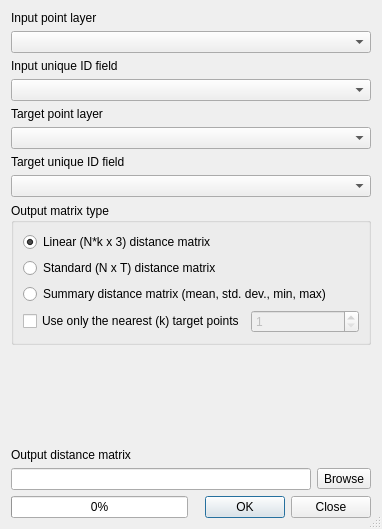
Above: python/plugins/fTools/tools/frmPointDistance.ui from qgis/QGIS before the change. Below: the same form after it.
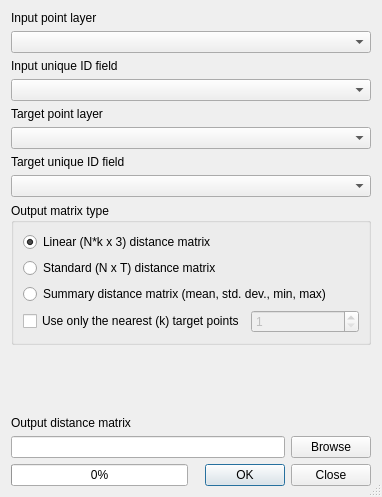
That is the form after the change.

Commit message: [ftools] homogenizes UI: changes browse button from QToolButton to QPushButton

```diff
--- a/python/plugins/fTools/tools/frmPointDistance.ui
+++ b/python/plugins/fTools/tools/frmPointDistance.ui
@@ -4,12 +4,12 @@
   <property name="windowModality" >
    <enum>Qt::NonModal</enum>
   </property>
-  <property name="geometry" >
+  <property name="geometry">
    <rect>
     <x>0</x>
     <y>0</y>
     <width>382</width>
-    <height>529</height>
+    <height>497</height>
    </rect>
   </property>
   <property name="windowTitle" >
@@ -160,8 +160,8 @@
         </widget>
        </item>
        <item>
-        <widget class="QToolButton" name="btnFile" >
-         <property name="text" >
+        <widget class="QPushButton" name="btnFile">
+         <property name="text">
           <string>Browse</string>
          </property>
         </widget>
```
Left out of the diff: 155 changed lines with no effect on the pictures. The commit also changes 13 other files.
